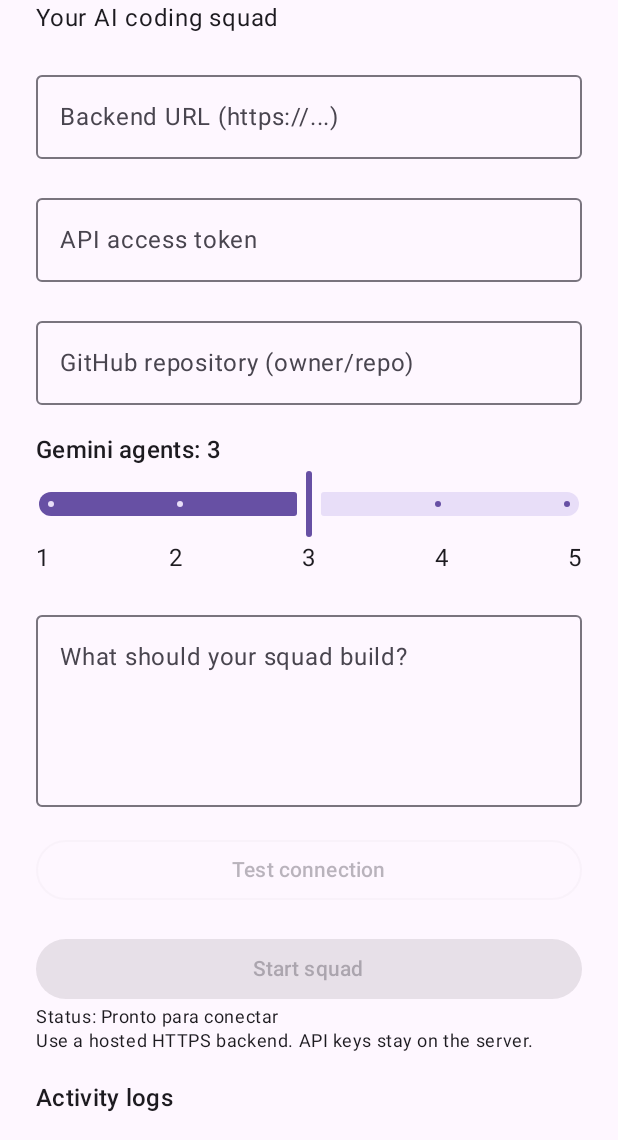
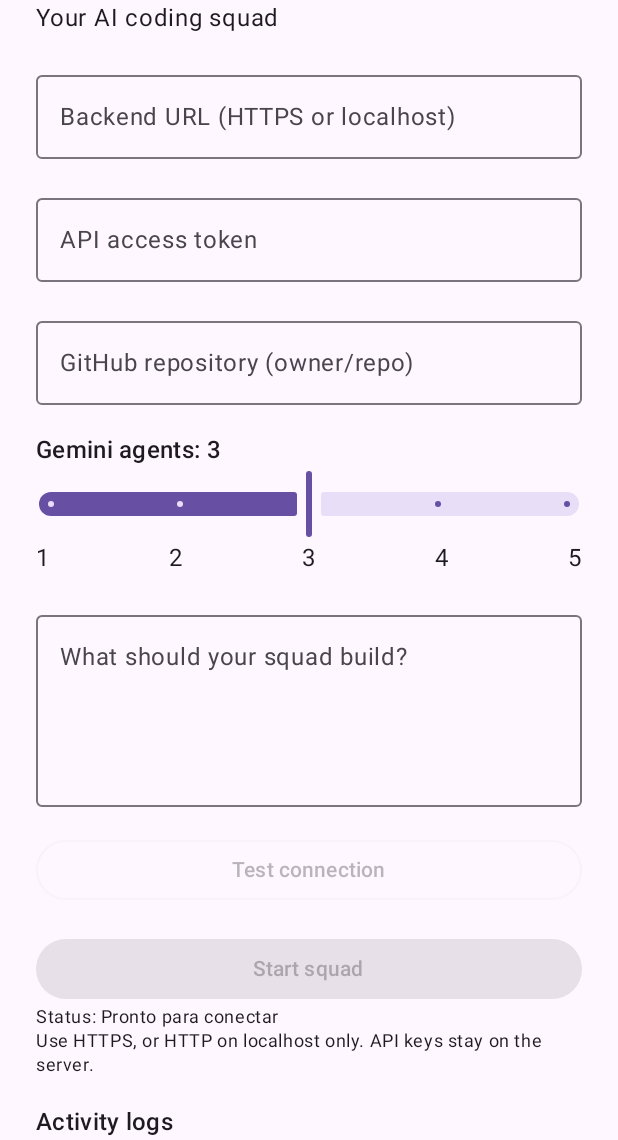
Before and after one commit to davineresmedeiros-dotcom/RepoSquad, an Android app built with Jetpack Compose: the screen it shows after launch (MainActivity), on a phone screen of 412 x 824 dp, the part 96-1236 px from its top. Run offline under Robolectric (Android 15) with nearby library versions, the phone set to English and light mode, and no system bars.

Commit message:
Stage 8: allow secure localhost backend mode

```diff
--- a/app/src/main/java/com/reposquad/app/MainActivity.kt
+++ b/app/src/main/java/com/reposquad/app/MainActivity.kt
@@ -20,6 +20,15 @@ import kotlinx.coroutines.withContext
 import org.json.JSONObject
 import java.net.HttpURLConnection
 import java.net.URL
+import java.net.URI
+
+
+private fun isAllowedBackendUrl(value: String): Boolean = try {
+    val uri = URI(value.trim())
+    val scheme = uri.scheme?.lowercase()
+    val host = uri.host?.lowercase()
+    scheme == "https" || (scheme == "http" && (host == "localhost" || host == "127.0.0.1"))
+} catch (_: Exception) { false }
 
 class MainActivity : ComponentActivity() {
     override fun onCreate(savedInstanceState: Bundle?) {
@@ -121,7 +130,7 @@ private fun RepoSquadScreen() {
                     OutlinedTextField(
                         value = apiUrl,
                         onValueChange = { apiUrl = it.trim() },
-                        label = { Text("Backend URL (https://...)") },
+                        label = { Text("Backend URL (HTTPS or localhost)") },
                         modifier = Modifier.fillMaxWidth(),
                         singleLine = true
                     )
@@ -186,7 +195,7 @@ private fun RepoSquadScreen() {
                                 } finally { busy = false }
                             }
                         },
-                        enabled = !busy && apiUrl.startsWith("https://") && apiToken.isNotBlank(),
+                        enabled = !busy && isAllowedBackendUrl(apiUrl) && apiToken.isNotBlank(),
                         modifier = Modifier.fillMaxWidth()
                     ) { Text(if (busy) "Testing..." else "Test connection") }
                 }
@@ -262,7 +271,7 @@ private fun RepoSquadScreen() {
                     }
                     Text("Status: $status", style = MaterialTheme.typography.bodySmall)
                     if (jobId.isNotBlank()) Text("Job: $jobId", style = MaterialTheme.typography.bodySmall)
-                    Text("Use a hosted HTTPS backend. API keys stay on the server.", style = MaterialTheme.typography.bodySmall)
+                    Text("Use HTTPS, or HTTP on localhost only. API keys stay on the server.", style = MaterialTheme.typography.bodySmall)
                 }
                 item { Text("Activity logs", style = MaterialTheme.typography.titleMedium) }
                 items(logs) { line ->
```
